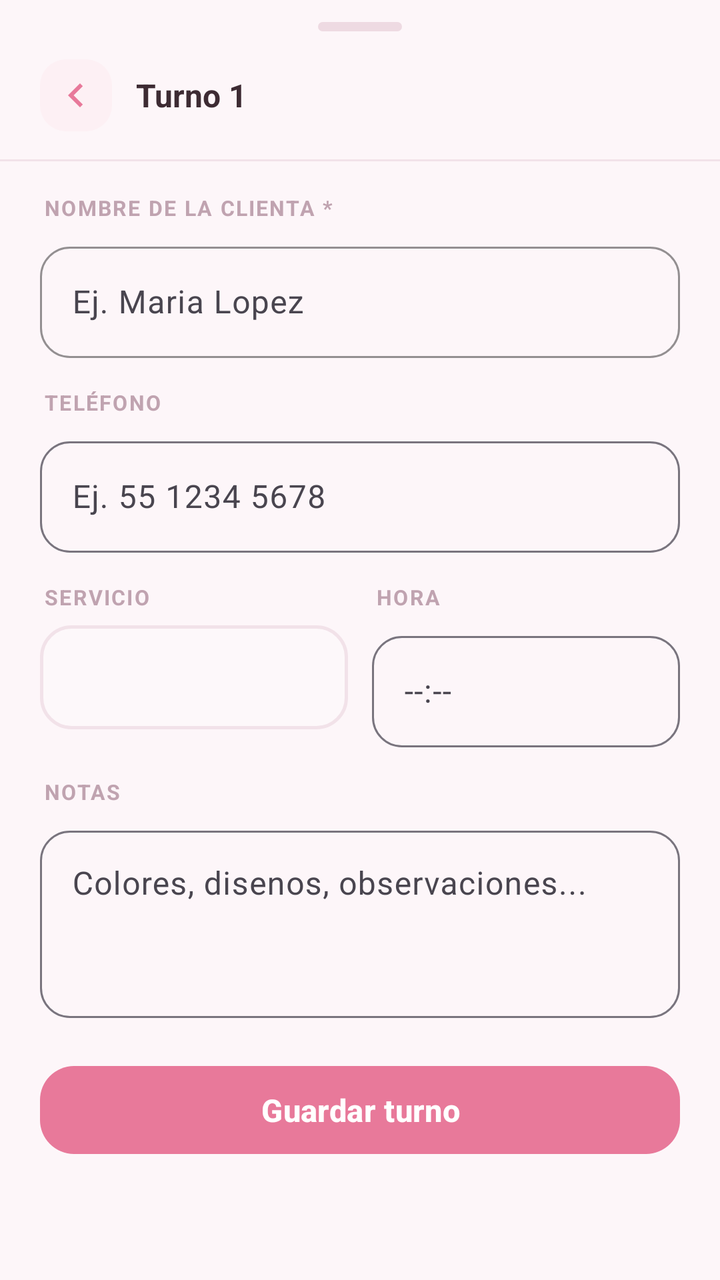
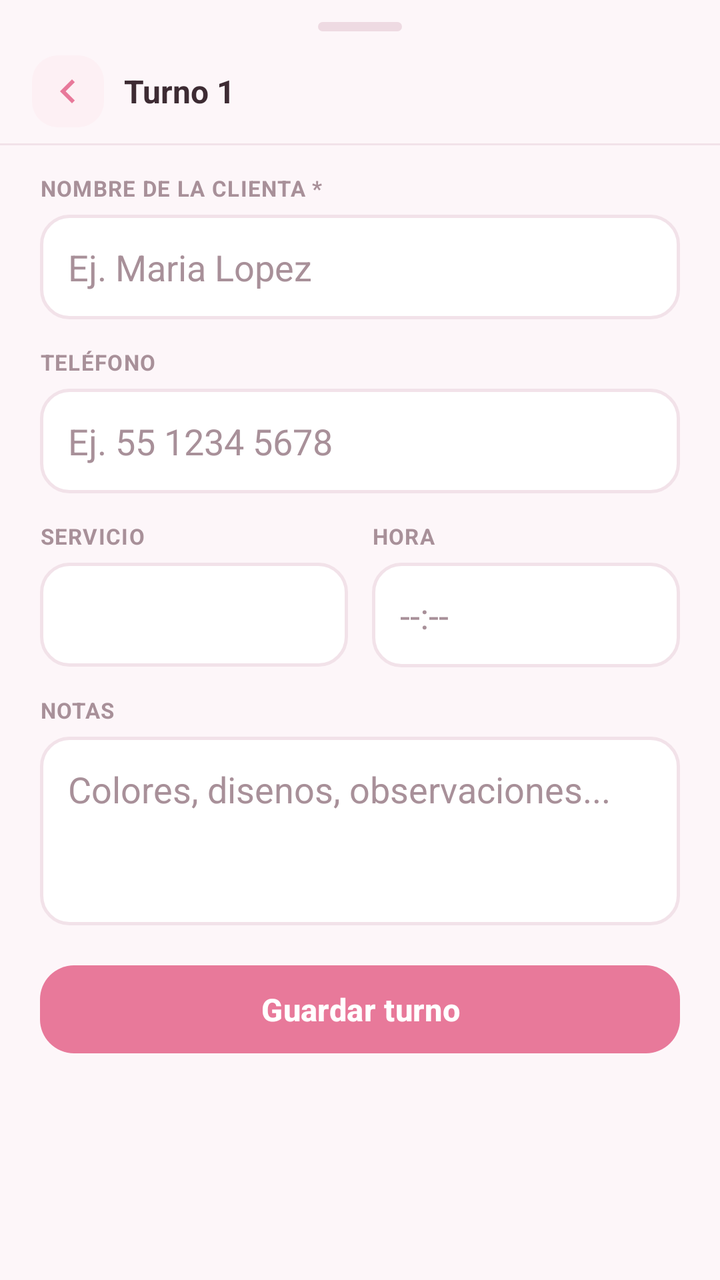

Compare the two renders of this Android layout. The source of the first and the diff that turns it into the second are given below.
<!-- AndroidManifest.xml: application theme Theme.LelysNails -->
<!-- res/layout/dialog_appointment_form.xml -->
<?xml version="1.0" encoding="utf-8"?>
<LinearLayout xmlns:android="http://schemas.android.com/apk/res/android"
    xmlns:app="http://schemas.android.com/apk/res-auto"
    android:layout_width="match_parent"
    android:layout_height="wrap_content"
    android:orientation="vertical"
    android:paddingBottom="20dp">

    <View
        android:layout_width="42dp"
        android:layout_height="4.5dp"
        android:layout_gravity="center_horizontal"
        android:layout_marginTop="11dp"
        android:background="@drawable/bg_handle" />

    <LinearLayout
        android:layout_width="match_parent"
        android:layout_height="wrap_content"
        android:gravity="center_vertical"
        android:orientation="horizontal"
        android:paddingLeft="20dp"
        android:paddingTop="14dp"
        android:paddingRight="20dp"
        android:paddingBottom="14dp">

        <ImageButton
            android:id="@+id/btnBackForm"
            android:layout_width="36dp"
            android:layout_height="36dp"
            android:background="@drawable/bg_nav_btn"
            android:contentDescription="Volver"
            android:src="@drawable/ic_chevron_left"
            app:tint="@color/rose" />

        <TextView
            android:id="@+id/tvFormTitle"
            android:layout_width="wrap_content"
            android:layout_height="wrap_content"
            android:layout_marginLeft="12dp"
            android:text="Turno 1"
            android:textColor="@color/ink"
            android:textSize="16sp"
            android:textStyle="bold" />
    </LinearLayout>

    <View
        android:layout_width="match_parent"
        android:layout_height="1dp"
        android:background="@color/line" />

    <LinearLayout
        android:layout_width="match_parent"
        android:layout_height="wrap_content"
        android:orientation="vertical"
        android:paddingLeft="20dp"
        android:paddingTop="16dp"
        android:paddingRight="20dp">

        <TextView
            style="@style/FieldLabel"
            android:text="@string/name_label" />

        <com.google.android.material.textfield.TextInputLayout
            android:layout_width="match_parent"
            android:layout_height="wrap_content"
            android:layout_marginBottom="15dp"
            app:boxBackgroundMode="outline"
            app:boxCornerRadiusBottomEnd="15dp"
            app:boxCornerRadiusBottomStart="15dp"
            app:boxCornerRadiusTopEnd="15dp"
            app:boxCornerRadiusTopStart="15dp"
            app:boxStrokeColor="@color/rose_light">

            <com.google.android.material.textfield.TextInputEditText
                android:id="@+id/etName"
                android:layout_width="match_parent"
                android:layout_height="wrap_content"
                android:hint="Ej. Maria Lopez"
                android:inputType="textPersonName"
                android:maxLines="1" />
        </com.google.android.material.textfield.TextInputLayout>

        <TextView
            style="@style/FieldLabel"
            android:text="@string/phone_label" />

        <com.google.android.material.textfield.TextInputLayout
            android:layout_width="match_parent"
            android:layout_height="wrap_content"
            android:layout_marginBottom="15dp"
            app:boxBackgroundMode="outline"
            app:boxCornerRadiusBottomEnd="15dp"
            app:boxCornerRadiusBottomStart="15dp"
            app:boxCornerRadiusTopEnd="15dp"
            app:boxCornerRadiusTopStart="15dp">

            <com.google.android.material.textfield.TextInputEditText
                android:id="@+id/etPhone"
                android:layout_width="match_parent"
                android:layout_height="wrap_content"
                android:hint="Ej. 55 1234 5678"
                android:inputType="phone" />
        </com.google.android.material.textfield.TextInputLayout>

        <LinearLayout
            android:layout_width="match_parent"
            android:layout_height="wrap_content"
            android:orientation="horizontal">

            <LinearLayout
                android:layout_width="0dp"
                android:layout_height="wrap_content"
                android:layout_marginRight="6dp"
                android:layout_weight="1"
                android:orientation="vertical">

                <TextView
                    style="@style/FieldLabel"
                    android:text="@string/service_label" />

                <Spinner
                    android:id="@+id/spService"
                    android:layout_width="match_parent"
                    android:layout_height="52dp"
                    android:layout_marginBottom="15dp"
                    android:background="@drawable/bg_input"
                    android:paddingLeft="12dp"
                    android:paddingRight="12dp" />
            </LinearLayout>

            <LinearLayout
                android:layout_width="0dp"
                android:layout_height="wrap_content"
                android:layout_marginLeft="6dp"
                android:layout_weight="1"
                android:orientation="vertical">

                <TextView
                    style="@style/FieldLabel"
                    android:text="@string/time_label" />

                <com.google.android.material.textfield.TextInputLayout
                    android:layout_width="match_parent"
                    android:layout_height="wrap_content"
                    android:layout_marginBottom="15dp"
                    app:boxBackgroundMode="outline"
                    app:boxCornerRadiusBottomEnd="15dp"
                    app:boxCornerRadiusBottomStart="15dp"
                    app:boxCornerRadiusTopEnd="15dp"
                    app:boxCornerRadiusTopStart="15dp">

                    <com.google.android.material.textfield.TextInputEditText
                        android:id="@+id/etTime"
                        android:layout_width="match_parent"
                        android:layout_height="wrap_content"
                        android:focusable="false"
                        android:hint="--:--"
                        android:inputType="none" />
                </com.google.android.material.textfield.TextInputLayout>
            </LinearLayout>
        </LinearLayout>

        <TextView
            style="@style/FieldLabel"
            android:text="@string/notes_label" />

        <com.google.android.material.textfield.TextInputLayout
            android:layout_width="match_parent"
            android:layout_height="wrap_content"
            android:layout_marginBottom="8dp"
            app:boxBackgroundMode="outline"
            app:boxCornerRadiusBottomEnd="15dp"
            app:boxCornerRadiusBottomStart="15dp"
            app:boxCornerRadiusTopEnd="15dp"
            app:boxCornerRadiusTopStart="15dp">

            <com.google.android.material.textfield.TextInputEditText
                android:id="@+id/etNotes"
                android:layout_width="match_parent"
                android:layout_height="wrap_content"
                android:gravity="top"
                android:hint="Colores, disenos, observaciones..."
                android:inputType="textMultiLine"
                android:minLines="3" />
        </com.google.android.material.textfield.TextInputLayout>
    </LinearLayout>

    <LinearLayout
        android:layout_width="match_parent"
        android:layout_height="wrap_content"
        android:orientation="vertical"
        android:paddingLeft="20dp"
        android:paddingTop="12dp"
        android:paddingRight="20dp">

        <com.google.android.material.button.MaterialButton
            android:id="@+id/btnSave"
            android:layout_width="match_parent"
            android:layout_height="52dp"
            android:text="@string/save"
            android:textSize="15.5sp"
            android:textStyle="bold"
            app:backgroundTint="@color/rose"
            app:cornerRadius="17dp" />

        <com.google.android.material.button.MaterialButton
            android:id="@+id/btnMove"
            style="@style/Widget.Material3.Button.OutlinedButton"
            android:layout_width="match_parent"
            android:layout_height="52dp"
            android:text="Trasladar a otro dia"
            android:textColor="@color/rose"
            android:visibility="gone"
            app:cornerRadius="17dp"
            app:strokeColor="@color/rose" />

        <com.google.android.material.button.MaterialButton
            android:id="@+id/btnDelete"
            style="@style/Widget.Material3.Button.TextButton"
            android:layout_width="match_parent"
            android:layout_height="52dp"
            android:text="@string/delete"
            android:textColor="#D9536F"
            android:visibility="gone" />
    </LinearLayout>
</LinearLayout>
<!-- resources referenced by this layout -->
<resources>
  <color name="ink">#3D2B33</color>
  <color name="line">#F2E2E9</color>
  <color name="rose">#E8799A</color>
  <color name="rose_light">#F7A8BD</color>
  <!-- drawable bg_handle (drawable) -->
  <?xml version="1.0" encoding="utf-8"?>
  <shape xmlns:android="http://schemas.android.com/apk/res/android">
      <solid android:color="#EEDAE2" />
      <corners android:radius="99dp" />
  </shape>
  <!-- drawable bg_input (drawable) -->
  <?xml version="1.0" encoding="utf-8"?>
  <shape xmlns:android="http://schemas.android.com/apk/res/android">
      <solid android:color="#FDF8FA" />
      <corners android:radius="15dp" />
      <stroke
          android:width="1.5dp"
          android:color="@color/line" />
  </shape>
  <!-- drawable bg_nav_btn (drawable) -->
  <?xml version="1.0" encoding="utf-8"?>
  <ripple xmlns:android="http://schemas.android.com/apk/res/android"
      android:color="#F9DDE7">
      <item>
          <shape>
              <solid android:color="#FDF0F4" />
              <corners android:radius="13dp" />
          </shape>
      </item>
  </ripple>
  <!-- drawable ic_chevron_left (drawable) -->
  <?xml version="1.0" encoding="utf-8"?>
  <vector xmlns:android="http://schemas.android.com/apk/res/android"
      android:width="24dp"
      android:height="24dp"
      android:viewportWidth="24"
      android:viewportHeight="24">
      <path
          android:fillColor="#E8799A"
          android:pathData="M15.41,7.41L14,6l-6,6 6,6 1.41,-1.41L10.83,12z" />
  </vector>
  <string name="delete">Eliminar turno</string>
  <string name="name_label">Nombre de la clienta *</string>
  <string name="notes_label">Notas</string>
  <string name="phone_label">Teléfono</string>
  <string name="save">Guardar turno</string>
  <string name="service_label">Servicio</string>
  <string name="time_label">Hora</string>
  <style name="FieldLabel">
          <item name="android:layout_width">match_parent</item>
          <item name="android:layout_height">wrap_content</item>
          <item name="android:layout_marginBottom">7dp</item>
          <item name="android:paddingStart">2dp</item>
          <item name="android:textAllCaps">true</item>
          <item name="android:textColor">#C0A3B0</item>
          <item name="android:textSize">10.5sp</item>
          <item name="android:textStyle">bold</item>
          <item name="android:letterSpacing">0.07</item>
      </style>
  <style name="Theme.LelysNails" parent="Theme.Material3.Light.NoActionBar">
          <item name="colorPrimary">@color/rose</item>
          <item name="colorOnPrimary">@color/white</item>
          <item name="colorSecondary">@color/rose_light</item>
          <item name="colorOnSecondary">@color/ink</item>
          <item name="android:statusBarColor">@color/rose_dark</item>
          <item name="android:navigationBarColor">@color/bg</item>
          <item name="android:windowBackground">@color/bg</item>
          <item name="bottomSheetDialogTheme">@style/Theme.LelysNails.BottomSheet</item>
      </style>
  <color name="white">#FFFFFF</color>
  <color name="rose_dark">#D4648A</color>
  <color name="bg">#FDF6F9</color>
  <style name="Theme.LelysNails.BottomSheet" parent="ThemeOverlay.Material3.BottomSheetDialog">
          <item name="bottomSheetStyle">@style/Widget.Material3.BottomSheet</item>
          <item name="android:background">@color/white</item>
      </style>
</resources>

<!-- the commit's change to res/layout/dialog_appointment_form.xml (unified diff, before → after) -->
@@ -3,8 +3,7 @@
     xmlns:app="http://schemas.android.com/apk/res-auto"
     android:layout_width="match_parent"
     android:layout_height="wrap_content"
-    android:orientation="vertical"
-    android:paddingBottom="20dp">
+    android:orientation="vertical">
 
     <View
         android:layout_width="42dp"
@@ -18,10 +17,10 @@
         android:layout_height="wrap_content"
         android:gravity="center_vertical"
         android:orientation="horizontal"
-        android:paddingLeft="20dp"
-        android:paddingTop="14dp"
-        android:paddingRight="20dp"
-        android:paddingBottom="14dp">
+        android:paddingLeft="16dp"
+        android:paddingTop="12dp"
+        android:paddingRight="16dp"
+        android:paddingBottom="8dp">
 
         <ImageButton
             android:id="@+id/btnBackForm"
@@ -34,13 +33,30 @@
 
         <TextView
             android:id="@+id/tvFormTitle"
-            android:layout_width="wrap_content"
+            android:layout_width="0dp"
             android:layout_height="wrap_content"
-            android:layout_marginLeft="12dp"
+            android:layout_marginLeft="10dp"
+            android:layout_weight="1"
             android:text="Turno 1"
             android:textColor="@color/ink"
             android:textSize="16sp"
             android:textStyle="bold" />
+
+        
+        <TextView
+            android:id="@+id/btnMove"
+            android:layout_width="wrap_content"
+            android:layout_height="wrap_content"
+            android:background="@drawable/bg_today_chip"
+            android:paddingLeft="12dp"
+            android:paddingTop="8dp"
+            android:paddingRight="12dp"
+            android:paddingBottom="8dp"
+            android:text="Trasladar"
+            android:textColor="@color/rose"
+            android:textSize="13sp"
+            android:textStyle="bold"
+            android:visibility="gone" />
     </LinearLayout>
 
     <View
@@ -48,179 +64,149 @@
         android:layout_height="1dp"
         android:background="@color/line" />
 
-    <LinearLayout
+    <androidx.core.widget.NestedScrollView
         android:layout_width="match_parent"
         android:layout_height="wrap_content"
-        android:orientation="vertical"
-        android:paddingLeft="20dp"
-        android:paddingTop="16dp"
-        android:paddingRight="20dp">
-
-        <TextView
-            style="@style/FieldLabel"
-            android:text="@string/name_label" />
-
-        <com.google.android.material.textfield.TextInputLayout
-            android:layout_width="match_parent"
-            android:layout_height="wrap_content"
-            android:layout_marginBottom="15dp"
-            app:boxBackgroundMode="outline"
-            app:boxCornerRadiusBottomEnd="15dp"
-            app:boxCornerRadiusBottomStart="15dp"
-            app:boxCornerRadiusTopEnd="15dp"
-            app:boxCornerRadiusTopStart="15dp"
-            app:boxStrokeColor="@color/rose_light">
-
-            <com.google.android.material.textfield.TextInputEditText
-                android:id="@+id/etName"
-                android:layout_width="match_parent"
-                android:layout_height="wrap_content"
-                android:hint="Ej. Maria Lopez"
-                android:inputType="textPersonName"
-                android:maxLines="1" />
-        </com.google.android.material.textfield.TextInputLayout>
-
-        <TextView
-            style="@style/FieldLabel"
-            android:text="@string/phone_label" />
-
-        <com.google.android.material.textfield.TextInputLayout
-            android:layout_width="match_parent"
-            android:layout_height="wrap_content"
-            android:layout_marginBottom="15dp"
-            app:boxBackgroundMode="outline"
-            app:boxCornerRadiusBottomEnd="15dp"
-            app:boxCornerRadiusBottomStart="15dp"
-            app:boxCornerRadiusTopEnd="15dp"
-            app:boxCornerRadiusTopStart="15dp">
-
-            <com.google.android.material.textfield.TextInputEditText
-                android:id="@+id/etPhone"
-                android:layout_width="match_parent"
-                android:layout_height="wrap_content"
-                android:hint="Ej. 55 1234 5678"
-                android:inputType="phone" />
-        </com.google.android.material.textfield.TextInputLayout>
+        android:fillViewport="true"
+        android:overScrollMode="ifContentScrolls">
 
         <LinearLayout
             android:layout_width="match_parent"
             android:layout_height="wrap_content"
-            android:orientation="horizontal">
+            android:orientation="vertical"
+            android:paddingLeft="20dp"
+            android:paddingTop="14dp"
+            android:paddingRight="20dp"
+            android:paddingBottom="28dp">
+
+            <TextView
+                style="@style/FieldLabel"
+                android:text="@string/name_label" />
+
+            <EditText
+                android:id="@+id/etName"
+                android:layout_width="match_parent"
+                android:layout_height="wrap_content"
+                android:layout_marginBottom="14dp"
+                android:background="@drawable/bg_input"
+                android:focusable="true"
+                android:focusableInTouchMode="true"
+                android:hint="Ej. Maria Lopez"
+                android:inputType="textPersonName|textCapWords"
+                android:maxLines="1"
+                android:padding="14dp"
+                android:textColor="@color/ink"
+                android:textColorHint="@color/muted" />
+
+            <TextView
+                style="@style/FieldLabel"
+                android:text="@string/phone_label" />
+
+            <EditText
+                android:id="@+id/etPhone"
+                android:layout_width="match_parent"
+                android:layout_height="wrap_content"
+                android:layout_marginBottom="14dp"
+                android:background="@drawable/bg_input"
+                android:focusable="true"
+                android:focusableInTouchMode="true"
+                android:hint="Ej. 55 1234 5678"
+                android:inputType="phone"
+                android:padding="14dp"
+                android:textColor="@color/ink"
+                android:textColorHint="@color/muted" />
 
             <LinearLayout
-                android:layout_width="0dp"
-                android:layout_height="wrap_content"
-                android:layout_marginRight="6dp"
-                android:layout_weight="1"
-                android:orientation="vertical">
-
-                <TextView
-                    style="@style/FieldLabel"
-                    android:text="@string/service_label" />
-
-                <Spinner
-                    android:id="@+id/spService"
-                    android:layout_width="match_parent"
-                    android:layout_height="52dp"
-                    android:layout_marginBottom="15dp"
-                    android:background="@drawable/bg_input"
-                    android:paddingLeft="12dp"
-                    android:paddingRight="12dp" />
-            </LinearLayout>
-
-            <LinearLayout
-                android:layout_width="0dp"
-                android:layout_height="wrap_content"
-                android:layout_marginLeft="6dp"
-                android:layout_weight="1"
-                android:orientation="vertical">
-
-                <TextView
-                    style="@style/FieldLabel"
-                    android:text="@string/time_label" />
-
-                <com.google.android.material.textfield.TextInputLayout
-                    android:layout_width="match_parent"
+                android:layout_width="match_parent"
+                android:layout_height="wrap_content"
+                android:orientation="horizontal">
+
+                <LinearLayout
+                    android:layout_width="0dp"
                     android:layout_height="wrap_content"
-                    android:layout_marginBottom="15dp"
-                    app:boxBackgroundMode="outline"
-                    app:boxCornerRadiusBottomEnd="15dp"
-                    app:boxCornerRadiusBottomStart="15dp"
-                    app:boxCornerRadiusTopEnd="15dp"
-                    app:boxCornerRadiusTopStart="15dp">
-
-                    <com.google.android.material.textfield.TextInputEditText
+                    android:layout_marginRight="6dp"
+                    android:layout_weight="1"
+                    android:orientation="vertical">
+
+                    <TextView
+                        style="@style/FieldLabel"
+                        android:text="@string/service_label" />
+
+                    <Spinner
+                        android:id="@+id/spService"
+                        android:layout_width="match_parent"
+                        android:layout_height="52dp"
+                        android:layout_marginBottom="14dp"
+                        android:background="@drawable/bg_input"
+                        android:paddingLeft="8dp"
+                        android:paddingRight="8dp" />
+                </LinearLayout>
+
+                <LinearLayout
+                    android:layout_width="0dp"
+                    android:layout_height="wrap_content"
+                    android:layout_marginLeft="6dp"
+                    android:layout_weight="1"
+                    android:orientation="vertical">
+
+                    <TextView
+                        style="@style/FieldLabel"
+                        android:text="@string/time_label" />
+
+                    <EditText
                         android:id="@+id/etTime"
                         android:layout_width="match_parent"
                         android:layout_height="wrap_content"
+                        android:layout_marginBottom="14dp"
+                        android:background="@drawable/bg_input"
+                        android:clickable="true"
                         android:focusable="false"
                         android:hint="--:--"
-                        android:inputType="none" />
-                </com.google.android.material.textfield.TextInputLayout>
+                        android:inputType="none"
+                        android:padding="14dp"
+                        android:textColor="@color/ink"
+                        android:textColorHint="@color/muted" />
+                </LinearLayout>
             </LinearLayout>
-        </LinearLayout>
-
-        <TextView
-            style="@style/FieldLabel"
-            android:text="@string/notes_label" />
-
-        <com.google.android.material.textfield.TextInputLayout
-            android:layout_width="match_parent"
-            android:layout_height="wrap_content"
-            android:layout_marginBottom="8dp"
-            app:boxBackgroundMode="outline"
-            app:boxCornerRadiusBottomEnd="15dp"
-            app:boxCornerRadiusBottomStart="15dp"
-            app:boxCornerRadiusTopEnd="15dp"
-            app:boxCornerRadiusTopStart="15dp">
-
-            <com.google.android.material.textfield.TextInputEditText
+
+            <TextView
+                style="@style/FieldLabel"
+                android:text="@string/notes_label" />
+
+            <EditText
                 android:id="@+id/etNotes"
                 android:layout_width="match_parent"
                 android:layout_height="wrap_content"
+                android:layout_marginBottom="16dp"
+                android:background="@drawable/bg_input"
+                android:focusable="true"
+                android:focusableInTouchMode="true"
                 android:gravity="top"
                 android:hint="Colores, disenos, observaciones..."
-                android:inputType="textMultiLine"
-                android:minLines="3" />
-        </com.google.android.material.textfield.TextInputLayout>
-    </LinearLayout>
-
-    <LinearLayout
-        android:layout_width="match_parent"
-        android:layout_height="wrap_content"
-        android:orientation="vertical"
-        android:paddingLeft="20dp"
-        android:paddingTop="12dp"
-        android:paddingRight="20dp">
-
-        <com.google.android.material.button.MaterialButton
-            android:id="@+id/btnSave"
-            android:layout_width="match_parent"
-            android:layout_height="52dp"
-            android:text="@string/save"
-            android:textSize="15.5sp"
-            android:textStyle="bold"
-            app:backgroundTint="@color/rose"
-            app:cornerRadius="17dp" />
-
-        <com.google.android.material.button.MaterialButton
-            android:id="@+id/btnMove"
-            style="@style/Widget.Material3.Button.OutlinedButton"
-            android:layout_width="match_parent"
-            android:layout_height="52dp"
-            android:text="Trasladar a otro dia"
-            android:textColor="@color/rose"
-            android:visibility="gone"
-            app:cornerRadius="17dp"
-            app:strokeColor="@color/rose" />
-
-        <com.google.android.material.button.MaterialButton
-            android:id="@+id/btnDelete"
-            style="@style/Widget.Material3.Button.TextButton"
-            android:layout_width="match_parent"
-            android:layout_height="52dp"
-            android:text="@string/delete"
-            android:textColor="#D9536F"
-            android:visibility="gone" />
-    </LinearLayout>
+                android:inputType="textMultiLine|textCapSentences"
+                android:minLines="3"
+                android:padding="14dp"
+                android:textColor="@color/ink"
+                android:textColorHint="@color/muted" />
+
+            <com.google.android.material.button.MaterialButton
+                android:id="@+id/btnSave"
+                android:layout_width="match_parent"
+                android:layout_height="52dp"
+                android:text="@string/save"
+                android:textSize="15.5sp"
+                android:textStyle="bold"
+                app:backgroundTint="@color/rose"
+                app:cornerRadius="17dp" />
+
+            <com.google.android.material.button.MaterialButton
+                android:id="@+id/btnDelete"
+                style="@style/Widget.Material3.Button.TextButton"
+                android:layout_width="match_parent"
+                android:layout_height="48dp"
+                android:text="@string/delete"
+                android:textColor="#D9536F"
+                android:visibility="gone" />
+        </LinearLayout>
+    </androidx.core.widget.NestedScrollView>
 </LinearLayout>
<!-- resource entries referenced after the edit -->
@@ -2,8 +2,8 @@
 <resources>
   <color name="ink">#3D2B33</color>
   <color name="line">#F2E2E9</color>
+  <color name="muted">#A89099</color>
   <color name="rose">#E8799A</color>
-  <color name="rose_light">#F7A8BD</color>
   <!-- drawable bg_handle (drawable) -->
   <?xml version="1.0" encoding="utf-8"?>
   <shape xmlns:android="http://schemas.android.com/apk/res/android">
@@ -13,11 +13,11 @@
   <!-- drawable bg_input (drawable) -->
   <?xml version="1.0" encoding="utf-8"?>
   <shape xmlns:android="http://schemas.android.com/apk/res/android">
-      <solid android:color="#FDF8FA" />
-      <corners android:radius="15dp" />
+      <solid android:color="#FFFFFF" />
+      <corners android:radius="14dp" />
       <stroke
           android:width="1.5dp"
-          android:color="@color/line" />
+          android:color="#F2E2E9" />
   </shape>
   <!-- drawable bg_nav_btn (drawable) -->
   <?xml version="1.0" encoding="utf-8"?>
@@ -30,6 +30,12 @@
           </shape>
       </item>
   </ripple>
+  <!-- drawable bg_today_chip (drawable) -->
+  <?xml version="1.0" encoding="utf-8"?>
+  <shape xmlns:android="http://schemas.android.com/apk/res/android">
+      <solid android:color="#FDF0F4" />
+      <corners android:radius="99dp" />
+  </shape>
   <!-- drawable ic_chevron_left (drawable) -->
   <?xml version="1.0" encoding="utf-8"?>
   <vector xmlns:android="http://schemas.android.com/apk/res/android"
@@ -70,6 +76,7 @@
           <item name="bottomSheetDialogTheme">@style/Theme.LelysNails.BottomSheet</item>
       </style>
   <color name="white">#FFFFFF</color>
+  <color name="rose_light">#F7A8BD</color>
   <color name="rose_dark">#D4648A</color>
   <color name="bg">#FDF6F9</color>
   <style name="Theme.LelysNails.BottomSheet" parent="ThemeOverlay.Material3.BottomSheetDialog">
